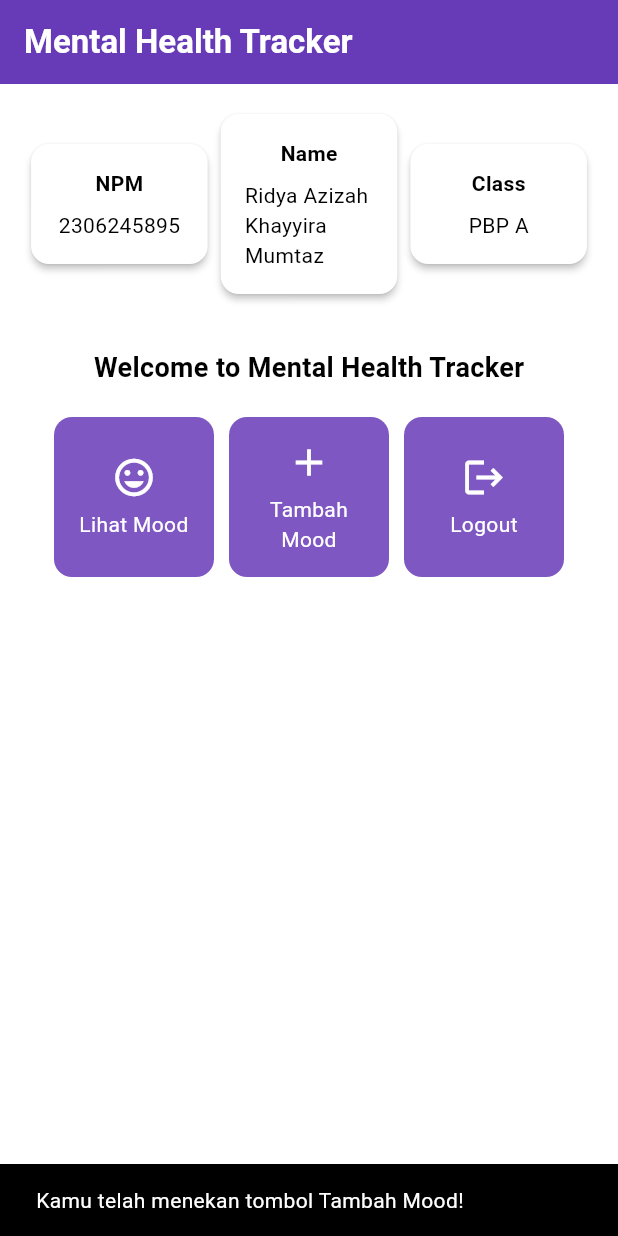
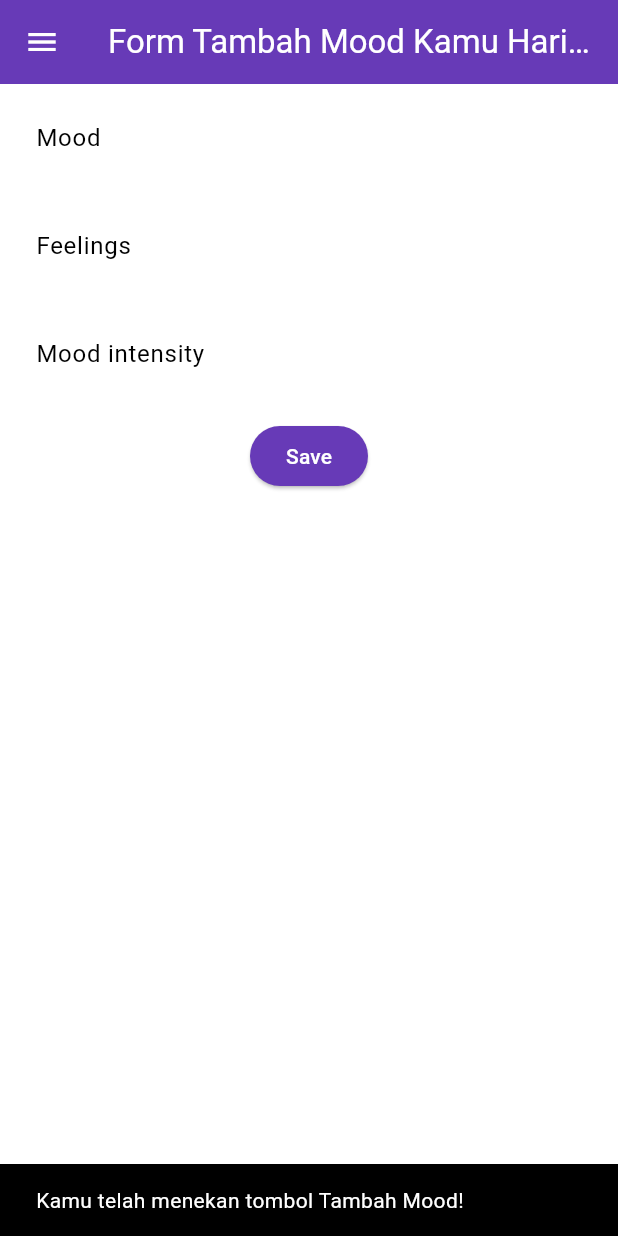
Before and after one commit to ridyaazizahkm/mental-health-tracker-mobile, a Flutter app: the screen it shows after launch, after a tap on "Tambah Mood", on a phone screen of 412 x 824 dp. Run offline on Flutter 3.47's test engine with Material 3 defaults, Android fonts, the phone set to English and light mode, and no system bars.

Commit message:
tutorial 7 selesai

```diff
--- a/lib/main.dart
+++ b/lib/main.dart
@@ -1,4 +1,4 @@
-import 'package:mental_health_tracker/menu.dart';
+import 'package:mental_health_tracker/screens/menu.dart';
 import 'package:flutter/material.dart';
 
 void main() {
--- a/lib/menu.dart
+++ b/lib/screens/menu.dart
@@ -1,4 +1,6 @@
 import 'package:flutter/material.dart';
+import 'package:mental_health_tracker/widgets/mood_card.dart';
+import 'package:mental_health_tracker/widgets/left_drawer.dart';
 
 class MyHomePage extends StatelessWidget {
   final String npm = '2306245895'; // NPM
@@ -28,7 +30,11 @@ class MyHomePage extends StatelessWidget {
         ),
         // Warna latar belakang AppBar diambil dari skema warna tema aplikasi.
         backgroundColor: Theme.of(context).colorScheme.primary,
+        // Mengganti warna icon drawer menjadi putih
+        iconTheme: const IconThemeData(color: Colors.white),
       ),
+      // Masukkan drawer sebagai parameter nilai drawer dari widget Scaffold
+      drawer: const LeftDrawer(),
       // Body halaman dengan padding di sekelilingnya.
       body: Padding(
         padding: const EdgeInsets.all(16.0),
@@ -124,64 +130,3 @@ class InfoCard extends StatelessWidget {
     );
   }
 }
-
-class ItemHomepage {
-     final String name;
-     final IconData icon;
-
-     ItemHomepage(this.name, this.icon);
- }
-
-class ItemCard extends StatelessWidget {
-  // Menampilkan kartu dengan ikon dan nama.
-
-  final ItemHomepage item;
-
-  const ItemCard(this.item, {super.key});
-
-  @override
-  Widget build(BuildContext context) {
-    return Material(
-      // Menentukan warna latar belakang dari tema aplikasi.
-      color: Theme.of(context).colorScheme.secondary,
-      // Membuat sudut kartu melengkung.
-      borderRadius: BorderRadius.circular(12),
-
-      child: InkWell(
-        // Aksi ketika kartu ditekan.
-        onTap: () {
-          // Menampilkan pesan SnackBar saat kartu ditekan.
-          ScaffoldMessenger.of(context)
-            ..hideCurrentSnackBar()
-            ..showSnackBar(
-              SnackBar(content: Text("Kamu telah menekan tombol ${item.name}!"))
-            );
-        },
-        // Container untuk menyimpan Icon dan Text
-        child: Container(
-          padding: const EdgeInsets.all(8),
-          child: Center(
-            child: Column(
-              // Menyusun ikon dan teks di tengah kartu.
-              mainAxisAlignment: MainAxisAlignment.center,
-              children: [
-                Icon(
-                  item.icon,
-                  color: Colors.white,
-                  size: 30.0,
-                ),
-                const Padding(padding: EdgeInsets.all(3)),
-                Text(
-                  item.name,
-                  textAlign: TextAlign.center,
-                  style: const TextStyle(color: Colors.white),
-                ),
-              ],
-            ),
-          ),
-        ),
-      ),
-    );
-  }
-
-}
--- /dev/null
+++ b/lib/screens/moodentry_form.dart
@@ -0,0 +1,162 @@
+import 'package:flutter/material.dart';
+// Impor drawer yang sudah dibuat sebelumnya
+import 'package:mental_health_tracker/widgets/left_drawer.dart';
+
+class MoodEntryFormPage extends StatefulWidget {
+  const MoodEntryFormPage({super.key});
+
+  @override
+  State<MoodEntryFormPage> createState() => _MoodEntryFormPageState();
+}
+
+class _MoodEntryFormPageState extends State<MoodEntryFormPage> {
+  final _formKey = GlobalKey<FormState>();
+	String _mood = "";
+	String _feelings = "";
+	int _moodIntensity = 0;
+  @override
+  Widget build(BuildContext context) {
+    return Scaffold(
+      appBar: AppBar(
+        title: const Center(
+          child: Text(
+            'Form Tambah Mood Kamu Hari ini',
+          ),
+        ),
+        backgroundColor: Theme.of(context).colorScheme.primary,
+        foregroundColor: Colors.white,
+      ),
+      // Tambahkan drawer yang sudah dibuat di sini
+      drawer: const LeftDrawer(),
+      body: Form(
+        key: _formKey,
+        child: SingleChildScrollView(
+          child: Column(
+            crossAxisAlignment: CrossAxisAlignment.start,
+            children: [
+              Padding(
+                padding: const EdgeInsets.all(8.0),
+                child: TextFormField(
+                  decoration: InputDecoration(
+                    hintText: "Mood",
+                    labelText: "Mood",
+                    border: OutlineInputBorder(
+                      borderRadius: BorderRadius.circular(5.0),
+                    ),
+                  ),
+                  onChanged: (String? value) {
+                    setState(() {
+                      _mood = value!;
+                    });
+                  },
+                  validator: (String? value) {
+                    if (value == null || value.isEmpty) {
+                      return "Mood tidak boleh kosong!";
+                    }
+                    return null;
+                  },
+                ),
+              ),
+              Padding(
+                padding: const EdgeInsets.all(8.0),
+                child: TextFormField(
+                  decoration: InputDecoration(
+                    hintText: "Feelings",
+                    labelText: "Feelings",
+                    border: OutlineInputBorder(
+                      borderRadius: BorderRadius.circular(5.0),
+                    ),
+                  ),
+                  onChanged: (String? value) {
+                    setState(() {
+                      _feelings = value!;
+                    });
+                  },
+                  validator: (String? value) {
+                    if (value == null || value.isEmpty) {
+                      return "Feelings tidak boleh kosong!";
+                    }
+                    return null;
+                  },
+                ),
+              ),
+              Padding(
+                padding: const EdgeInsets.all(8.0),
+                child: TextFormField(
+                  decoration: InputDecoration(
+                    hintText: "Mood intensity",
+                    labelText: "Mood intensity",
+                    border: OutlineInputBorder(
+                      borderRadius: BorderRadius.circular(5.0),
+                    ),
+                  ),
+                  onChanged: (String? value) {
+                    setState(() {
+                      _moodIntensity = int.tryParse(value!) ?? 0;
+                    });
+                  },
+                  validator: (String? value) {
+                    if (value == null || value.isEmpty) {
+                      return "Mood intensity tidak boleh kosong!";
+                    }
+                    if (int.tryParse(value) == null) {
+                      return "Mood intensity harus berupa angka!";
+                    }
+                    return null;
+                  },
+                ),
+              ),
+              Align(
+                alignment: Alignment.bottomCenter,
+                child: Padding(
+                  padding: const EdgeInsets.all(8.0),
+                  child: ElevatedButton(
+                    style: ButtonStyle(
+                      backgroundColor: WidgetStateProperty.all(
+                          Theme.of(context).colorScheme.primary),
+                    ),
+                    onPressed: () {
+                      if (_formKey.currentState!.validate()) {
+                        showDialog(
+                          context: context,
+                          builder: (context) {
+                            return AlertDialog(
+                              title: const Text('Mood berhasil tersimpan'),
+                              content: SingleChildScrollView(
+                                child: Column(
+                                  crossAxisAlignment: CrossAxisAlignment.start,
+                                  children: [
+                                    Text('Mood: $_mood'),
+                                    Text('Feelings: $_feelings'),
+                                    Text('Mood Intensity: $_moodIntensity'),
+                                  ],
+                                ),
+                              ),
+                              actions: [
+                                TextButton(
+                                  child: const Text('OK'),
+                                  onPressed: () {
+                                    Navigator.pop(context);
+                                    _formKey.currentState!.reset();
+                                  },
+                                ),
+                              ],
+                            );
+                          },
+                        );
+                      }
+                    },
+                    child: const Text(
+                      "Save",
+                      style: TextStyle(color: Colors.white),
+                    ),
+                  ),
+                ),
+              ),
+            ],
+          ),
+        ),
+      )
+    );
+  }
+}
--- /dev/null
+++ b/lib/widgets/left_drawer.dart
@@ -0,0 +1,70 @@
+import 'package:flutter/material.dart';
+import 'package:mental_health_tracker/screens/menu.dart';
+import 'package:mental_health_tracker/screens/moodentry_form.dart';
+
+class LeftDrawer extends StatelessWidget {
+  const LeftDrawer({super.key});
+
+  @override
+  Widget build(BuildContext context) {
+    return Drawer(
+      child: ListView(
+        children: [
+          DrawerHeader(
+            decoration: BoxDecoration(
+              color: Theme.of(context).colorScheme.primary,
+            ),
+            child: const Column(
+              children: [
+                Text(
+                  'Mental Health Tracker',
+                    textAlign: TextAlign.center,
+                    style: TextStyle(
+                      fontSize: 24,
+                      fontWeight: FontWeight.bold,
+                      color: Colors.white,
+                    ),
+                  ),
+                  Padding(padding: EdgeInsets.all(8)),
+                  Text(
+                    "Ayo jaga kesehatan mentalmu setiap hari disini!",
+                    // Tambahkan gaya teks dengan center alignment, font ukuran 15, warna putih, dan weight biasa
+                    textAlign: TextAlign.center,
+                    style: TextStyle(
+                      fontSize: 15,
+                      fontWeight: FontWeight.bold,
+                      color: Colors.white,
+                    ),
+                  ),
+                ],
+              ),
+            ),
+            ListTile(
+              leading: const Icon(Icons.home_outlined),
+              title: const Text('Halaman Utama'),
+              // Bagian redirection ke MyHomePage
+              onTap: () {
+                Navigator.pushReplacement(
+                    context,
+                    MaterialPageRoute(
+                      builder: (context) => MyHomePage(),
+                    ));
+              },
+            ),
+            ListTile(
+              leading: const Icon(Icons.mood),
+              title: const Text('Tambah Mood'),
+              // Bagian redirection ke MoodEntryFormPage
+              onTap: () {
+                Navigator.pushReplacement(
+                  context,
+                  MaterialPageRoute(
+                    builder: (context) => const MoodEntryFormPage(),
+                  ));
+              },
+            ),
+        ],
+      ),
+    );
+  }
+}
--- /dev/null
+++ b/lib/widgets/mood_card.dart
@@ -0,0 +1,71 @@
+import 'package:flutter/material.dart';
+import 'package:mental_health_tracker/screens/moodentry_form.dart';
+
+class ItemHomepage {
+     final String name;
+     final IconData icon;
+
+     ItemHomepage(this.name, this.icon);
+}
+
+class ItemCard extends StatelessWidget {
+  // Menampilkan kartu dengan ikon dan nama.
+
+  final ItemHomepage item;
+
+  const ItemCard(this.item, {super.key});
+
+  @override
+  Widget build(BuildContext context) {
+    return Material(
+      // Menentukan warna latar belakang dari tema aplikasi.
+      color: Theme.of(context).colorScheme.secondary,
+      // Membuat sudut kartu melengkung.
+      borderRadius: BorderRadius.circular(12),
+
+      child: InkWell(
+        // Aksi ketika kartu ditekan.
+        onTap: () {
+          // Memunculkan SnackBar ketika diklik
+          ScaffoldMessenger.of(context)
+            ..hideCurrentSnackBar()
+            ..showSnackBar(SnackBar(
+                content: Text("Kamu telah menekan tombol ${item.name}!")));
+
+          // Navigate ke route yang sesuai (tergantung jenis tombol)
+          if (item.name == "Tambah Mood") {
+            // Gunakan Navigator.push untuk melakukan navigasi ke MaterialPageRoute yang mencakup TrackerFormPage.
+            Navigator.push(
+              context,
+              MaterialPageRoute(builder: (context) => const MoodEntryFormPage()),
+            );
+          }
+        },
+        // Container untuk menyimpan Icon dan Text
+        child: Container(
+          padding: const EdgeInsets.all(8),
+          child: Center(
+            child: Column(
+              // Menyusun ikon dan teks di tengah kartu.
+              mainAxisAlignment: MainAxisAlignment.center,
+              children: [
+                Icon(
+                  item.icon,
+                  color: Colors.white,
+                  size: 30.0,
+                ),
+                const Padding(padding: EdgeInsets.all(3)),
+                Text(
+                  item.name,
+                  textAlign: TextAlign.center,
+                  style: const TextStyle(color: Colors.white),
+                ),
+              ],
+            ),
+          ),
+        ),
+      ),
+    );
+  }
+
+}
```
Also changed, not shown: form_sample/analysis_options.yaml (added, +28 -0 lines), form_sample/lib/main.dart (added, +66 -0 lines), form_sample/pubspec.yaml (added, +90 -0 lines), form_sample/pubspec.lock (added), 123 other files.
